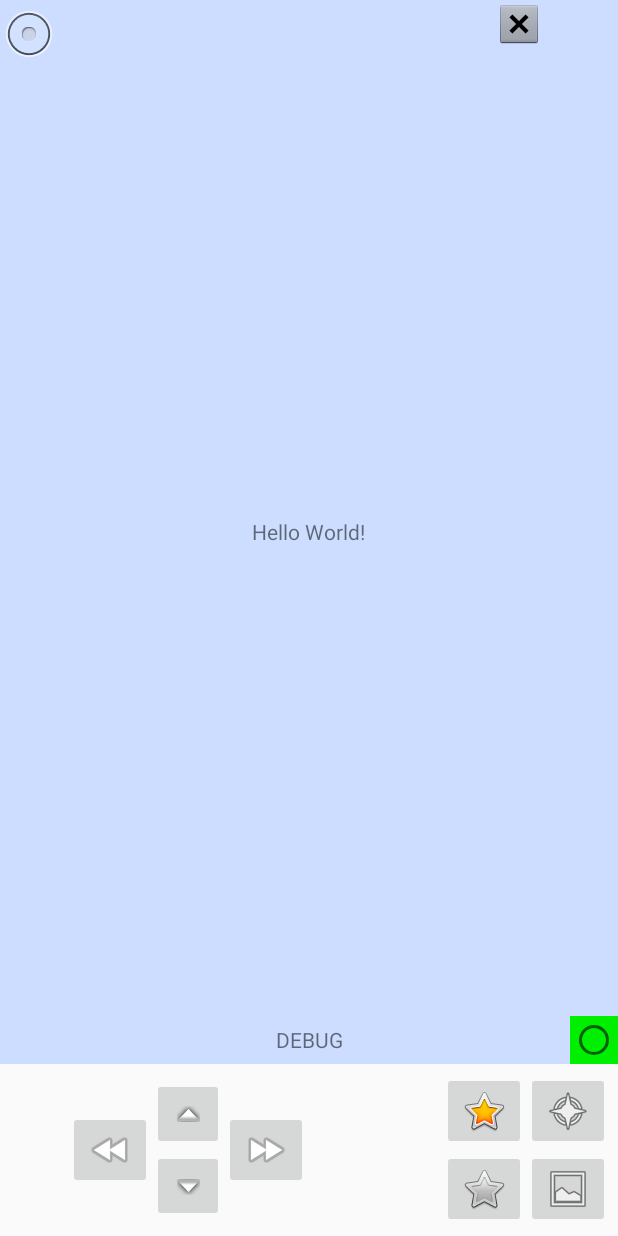
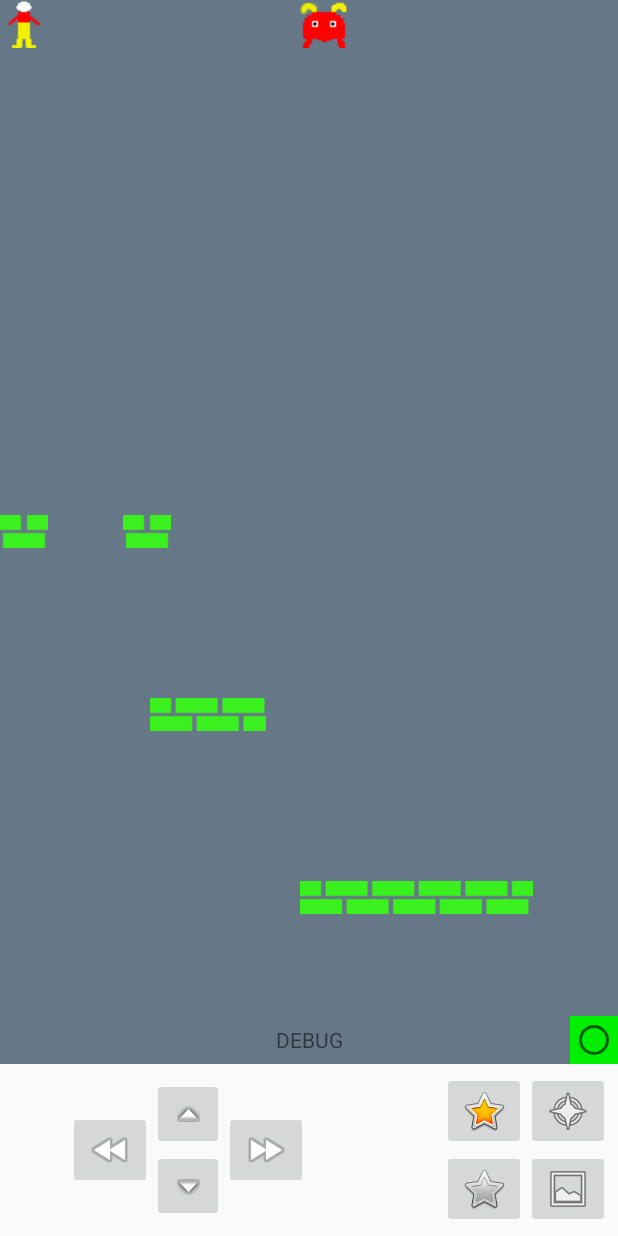
Before and after one commit to eurozulu/fluff, an Android app: the layout activity_main.xml on its own in the app's theme, with its tools: preview values and no code run, on a phone screen of 412 x 824 dp. Run offline under Robolectric (Android 15) with nearby library versions, the light colour scheme and no system bars.

Commit message:
Wired up the independent level into a gameboard

```diff
--- a/app/src/main/res/layout/activity_main.xml
+++ b/app/src/main/res/layout/activity_main.xml
@@ -5,33 +5,22 @@
     android:layout_height="match_parent"
     tools:context=".MainActivity">
 
+    <TextView
+        android:id="@+id/txtTitle"
+        android:layout_width="wrap_content"
+        android:layout_height="wrap_content"
+        android:layout_centerInParent="true"
+        android:text="Hello World!" />
+
+
     <RelativeLayout
         android:id="@+id/gameboard"
         android:layout_width="match_parent"
         android:layout_height="match_parent"
         android:layout_above="@id/panel_buttons"
-        android:background="@color/colourGameboard">
+        >
 
-        <TextView
-            android:layout_width="wrap_content"
-            android:layout_height="wrap_content"
-            android:layout_centerInParent="true"
-            android:text="Hello World!" />
-
-        <ImageView
-            android:id="@+id/bot_player"
-            android:layout_width="wrap_content"
-            android:layout_height="wrap_content"
-            android:src="@android:drawable/btn_radio" />
-
-        <ImageView
-            android:layout_width="wrap_content"
-            android:layout_height="wrap_content"
-            android:layout_alignParentRight="true"
-            android:layout_marginRight="50dp"
-            android:src="@android:drawable/btn_dialog" />
-
-
+        <include layout="@layout/level_one" />
     </RelativeLayout>
 
 
--- a/app/src/main/res/layout/level_one.xml
+++ b/app/src/main/res/layout/level_one.xml
@@ -2,7 +2,7 @@
 <RelativeLayout xmlns:android="http://schemas.android.com/apk/res/android"
     android:layout_width="match_parent"
     android:layout_height="match_parent"
-    android:background="@color/colorPrimaryDark"
+    android:background="@color/colourGameboard"
     android:orientation="vertical">
 
     <ImageView
--- a/app/src/main/res/values/colors.xml
+++ b/app/src/main/res/values/colors.xml
@@ -3,7 +3,7 @@
     <color name="colorPrimary">#008577</color>
     <color name="colorPrimaryDark">#00574B</color>
     <color name="colorAccent">#D81B60</color>
-    <color name="colourGameboard">#CCDDFF</color>
+    <color name="colourGameboard">#667788</color>
     <color name="colourRed">#EE0000</color>
     <color name="colourGreen">#00EE00</color>
 
```
Also changed, not shown: app/src/main/java/org/spoofer/fluff/MainActivity.java (+38 -25 lines), app/src/main/java/org/spoofer/fluff/simple/SimpleScene.java (+15 -4 lines).
